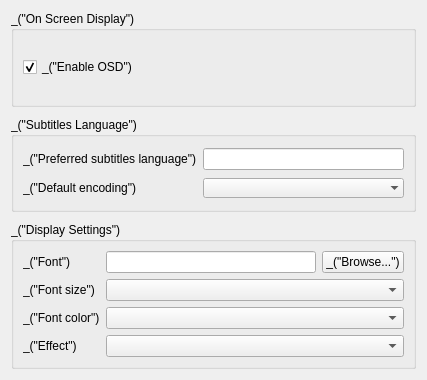
This is modules/gui/qt4/ui/sprefs_subtitles.ui in omunroe-com/ubtvlc as Qt 5 draws it before an edit. The edited form follows.
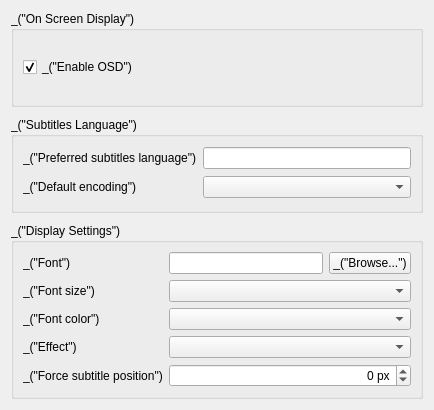
This is the edited form.

```diff
--- a/modules/gui/qt4/ui/sprefs_subtitles.ui
+++ b/modules/gui/qt4/ui/sprefs_subtitles.ui
@@ -5,8 +5,8 @@
    <rect>
     <x>0</x>
     <y>0</y>
-    <width>427</width>
-    <height>380</height>
+    <width>434</width>
+    <height>410</height>
    </rect>
   </property>
   <property name="windowTitle" >
@@ -65,9 +65,6 @@
         <property name="maxVisibleItems" >
          <number>12</number>
         </property>
-        <property name="frame" >
-         <bool>false</bool>
-        </property>
        </widget>
       </item>
       <item row="0" column="1" >
@@ -151,6 +148,32 @@
         </property>
        </widget>
       </item>
+      <item row="4" column="1" colspan="2" >
+       <widget class="QSpinBox" name="subsPosition" >
+        <property name="alignment" >
+         <set>Qt::AlignRight|Qt::AlignTrailing|Qt::AlignVCenter</set>
+        </property>
+        <property name="suffix" >
+         <string> px</string>
+        </property>
+        <property name="minimum" >
+         <number>-1024</number>
+        </property>
+        <property name="maximum" >
+         <number>1024</number>
+        </property>
+       </widget>
+      </item>
+      <item row="4" column="0" >
+       <widget class="QLabel" name="label_7" >
+        <property name="text" >
+         <string>_("Force subtitle position")</string>
+        </property>
+        <property name="buddy" >
+         <cstring>subsPosition</cstring>
+        </property>
+       </widget>
+      </item>
      </layout>
     </widget>
    </item>
```
